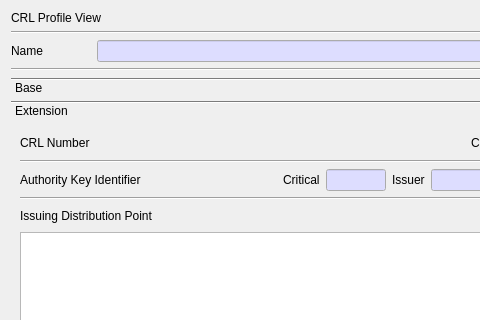
Old version of the form CertMan/view_crl_profile_dlg.ui in the repository jykim74/CertMan; both pictures show x 0 to 480 and y 0 to 320 of the 614 by 570 pixel window.
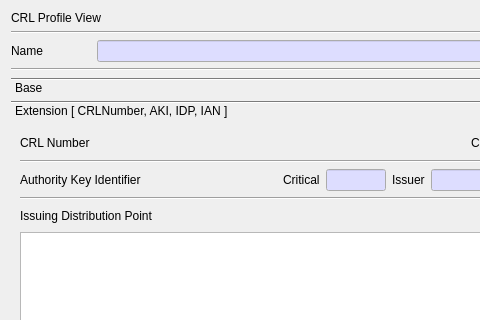
New version of the form. The open tabs and pages were chosen to show the change.

```diff
--- a/CertMan/view_crl_profile_dlg.ui
+++ b/CertMan/view_crl_profile_dlg.ui
@@ -444,7 +444,7 @@
        </rect>
       </property>
       <attribute name="label">
-       <string>Extension</string>
+       <string>Extension [ CRLNumber, AKI, IDP, IAN ]</string>
       </attribute>
       <layout class="QVBoxLayout" name="verticalLayout_5">
        <item>
```
Left out of the diff: 10 changed lines with no effect on the pictures.
